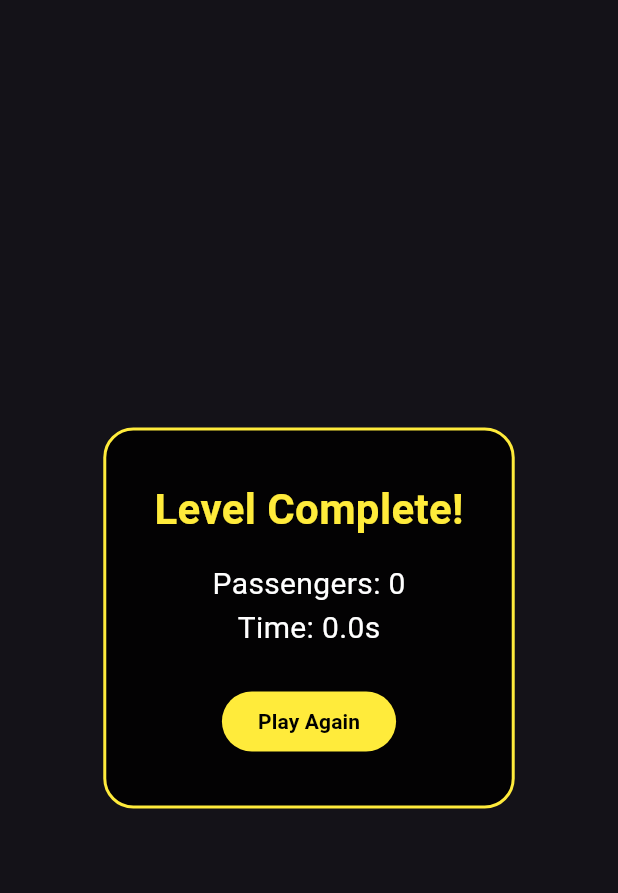
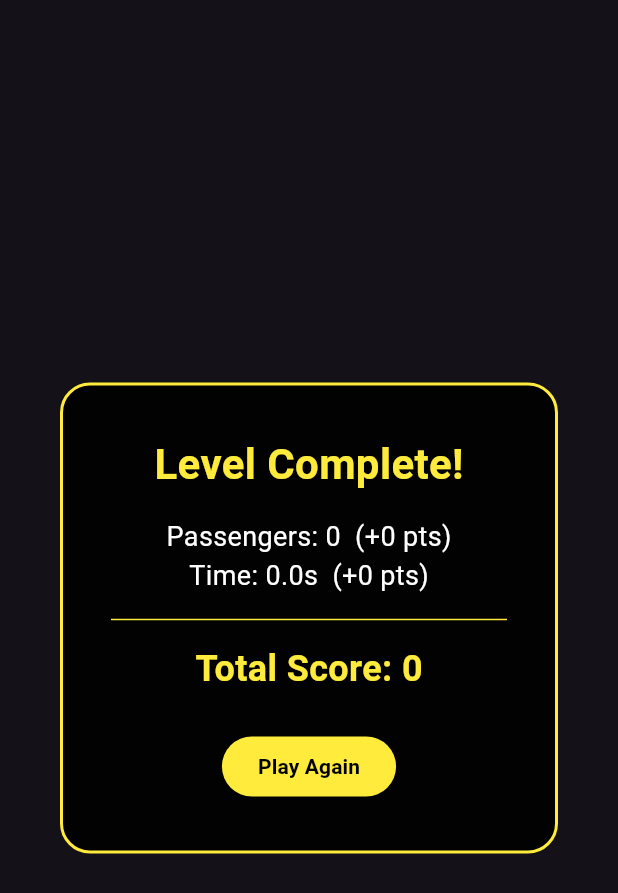
Before and after one commit to hurulee/subway, a Flutter app: the LevelCompleteOverlay widget shown alone on an empty page, opened directly with empty values, on a phone screen of 412 x 824 dp. Shown: the top 893 px of the screen. Run offline on Flutter 3.47's test engine with Material 3 defaults, Android fonts, the phone set to English and light mode, and no system bars; missing offline and left inert: flame.

Commit message:
Add scoring system

```diff
--- a/lib/game/models.dart
+++ b/lib/game/models.dart
@@ -15,12 +15,14 @@ class Level {
   final List<Station> stations;
   final int startIndex;
   final int endIndex;
+  final double parTime;
 
   const Level({
     required this.name,
     required this.stations,
     required this.startIndex,
     required this.endIndex,
+    required this.parTime,
   });
 }
 
@@ -28,12 +30,18 @@ class HudData {
   final int passengers;
   final double elapsed;
   final String nextStation;
+  final int passengerScore;
+  final int timeBonus;
 
   const HudData({
     required this.passengers,
     required this.elapsed,
     required this.nextStation,
+    this.passengerScore = 0,
+    this.timeBonus = 0,
   });
+
+  int get totalScore => passengerScore + timeBonus;
 }
 
 // NYC-inspired A line subset
@@ -47,6 +55,7 @@ final level1 = Level(
   ],
   startIndex: 0,
   endIndex: 4,
+  parTime: 30.0,
 );
 
 // Use this as the actual level data
@@ -63,4 +72,5 @@ final gameLevel = Level(
   ],
   startIndex: 0,
   endIndex: 6,
+  parTime: 60.0,
 );
--- a/lib/main.dart
+++ b/lib/main.dart
@@ -179,10 +179,16 @@ class LevelCompleteOverlay extends StatelessWidget {
                         fontSize: 28,
                         fontWeight: FontWeight.bold)),
                 const SizedBox(height: 16),
-                Text('Passengers: ${data.passengers}',
-                    style: const TextStyle(color: Colors.white, fontSize: 20)),
-                Text('Time: ${data.elapsed.toStringAsFixed(1)}s',
-                    style: const TextStyle(color: Colors.white, fontSize: 20)),
+                Text('Passengers: ${data.passengers}  (+${data.passengerScore} pts)',
+                    style: const TextStyle(color: Colors.white, fontSize: 18)),
+                Text('Time: ${data.elapsed.toStringAsFixed(1)}s  (+${data.timeBonus} pts)',
+                    style: const TextStyle(color: Colors.white, fontSize: 18)),
+                const Divider(color: Colors.yellow, height: 32),
+                Text('Total Score: ${data.totalScore}',
+                    style: const TextStyle(
+                        color: Colors.yellow,
+                        fontSize: 24,
+                        fontWeight: FontWeight.bold)),
                 const SizedBox(height: 24),
                 ElevatedButton(
                   onPressed: () => game.restartLevel(),
```
Also changed, not shown: lib/game/subway_game.dart (+18 -7 lines).
